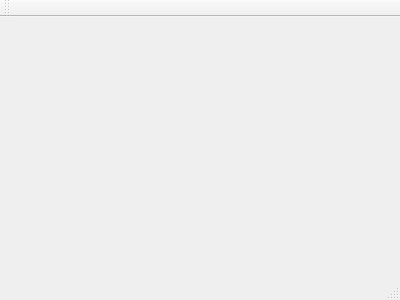
First picture: the form in mainwindow.ui, repository mariiasmir/testApp, before the edit.
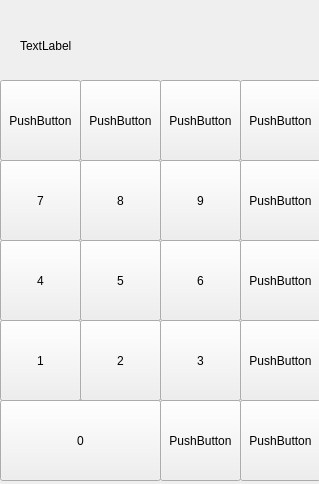
Second picture: the form after the edit.

Commit message: add function "digitsNumbers"

Diff of the .ui file:
```diff
--- a/mainwindow.ui
+++ b/mainwindow.ui
@@ -1,24 +1,281 @@
 <ui version="4.0">
  <class>MainWindow</class>
- <widget class="QMainWindow" name="MainWindow" >
-  <property name="geometry" >
+ <widget class="QMainWindow" name="MainWindow">
+  <property name="geometry">
    <rect>
     <x>0</x>
     <y>0</y>
-    <width>400</width>
-    <height>300</height>
+    <width>319</width>
+    <height>484</height>
    </rect>
   </property>
   <property name="windowTitle" >
    <string>MainWindow</string>
   </property>
-  <widget class="QMenuBar" name="menuBar" />
-  <widget class="QToolBar" name="mainToolBar" />
-  <widget class="QWidget" name="centralWidget" />
-  <widget class="QStatusBar" name="statusBar" />
+  <widget class="QWidget" name="centralWidget">
+   <widget class="QLabel" name="labelResult">
+    <property name="geometry">
+     <rect>
+      <x>20</x>
+      <y>20</y>
+      <width>291</width>
+      <height>51</height>
+     </rect>
+    </property>
+    <property name="text">
+     <string>TextLabel</string>
+    </property>
+   </widget>
+   <widget class="QPushButton" name="pushButton">
+    <property name="geometry">
+     <rect>
+      <x>0</x>
+      <y>80</y>
+      <width>81</width>
+      <height>81</height>
+     </rect>
+    </property>
+    <property name="text">
+     <string>PushButton</string>
+    </property>
+   </widget>
+   <widget class="QPushButton" name="pushButton_2">
+    <property name="geometry">
+     <rect>
+      <x>80</x>
+      <y>80</y>
+      <width>81</width>
+      <height>81</height>
+     </rect>
+    </property>
+    <property name="text">
+     <string>PushButton</string>
+    </property>
+   </widget>
+   <widget class="QPushButton" name="pushButton_3">
+    <property name="geometry">
+     <rect>
+      <x>160</x>
+      <y>80</y>
+      <width>81</width>
+      <height>81</height>
+     </rect>
+    </property>
+    <property name="text">
+     <string>PushButton</string>
+    </property>
+   </widget>
+   <widget class="QPushButton" name="pushButton_4">
+    <property name="geometry">
+     <rect>
+      <x>240</x>
+      <y>80</y>
+      <width>81</width>
+      <height>81</height>
+     </rect>
+    </property>
+    <property name="text">
+     <string>PushButton</string>
+    </property>
+   </widget>
+   <widget class="QPushButton" name="btn7">
+    <property name="geometry">
+     <rect>
+      <x>0</x>
+      <y>160</y>
+      <width>81</width>
+      <height>81</height>
+     </rect>
+    </property>
+    <property name="text">
+     <string>7</string>
+    </property>
+   </widget>
+   <widget class="QPushButton" name="btn8">
+    <property name="geometry">
+     <rect>
+      <x>80</x>
+      <y>160</y>
+      <width>81</width>
+      <height>81</height>
+     </rect>
+    </property>
+    <property name="text">
+     <string>8</string>
+    </property>
+   </widget>
+   <widget class="QPushButton" name="btn9">
+    <property name="geometry">
+     <rect>
+      <x>160</x>
+      <y>160</y>
+      <width>81</width>
+      <height>81</height>
+     </rect>
+    </property>
+    <property name="text">
+     <string>9</string>
+    </property>
+   </widget>
+   <widget class="QPushButton" name="pushButton_8">
+    <property name="geometry">
+     <rect>
+      <x>240</x>
+      <y>160</y>
+      <width>81</width>
+      <height>81</height>
+     </rect>
+    </property>
+    <property name="text">
+     <string>PushButton</string>
+    </property>
+   </widget>
+   <widget class="QPushButton" name="btn4">
+    <property name="geometry">
+     <rect>
+      <x>0</x>
+      <y>240</y>
+      <width>81</width>
+      <height>81</height>
+     </rect>
+    </property>
+    <property name="text">
+     <string>4</string>
+    </property>
+   </widget>
+   <widget class="QPushButton" name="btn5">
+    <property name="geometry">
+     <rect>
+      <x>80</x>
+      <y>240</y>
+      <width>81</width>
+      <height>81</height>
+     </rect>
+    </property>
+    <property name="text">
+     <string>5</string>
+    </property>
+   </widget>
+   <widget class="QPushButton" name="btn6">
+    <property name="geometry">
+     <rect>
+      <x>160</x>
+      <y>240</y>
+      <width>81</width>
+      <height>81</height>
+     </rect>
+    </property>
+    <property name="text">
+     <string>6</string>
+    </property>
+   </widget>
+   <widget class="QPushButton" name="pushButton_12">
+    <property name="geometry">
+     <rect>
+      <x>240</x>
+      <y>240</y>
+      <width>81</width>
+      <height>81</height>
+     </rect>
+    </property>
+    <property name="text">
+     <string>PushButton</string>
+    </property>
+   </widget>
+   <widget class="QPushButton" name="btn1">
+    <property name="geometry">
+     <rect>
+      <x>0</x>
+      <y>320</y>
+      <width>81</width>
+      <height>81</height>
+     </rect>
+    </property>
+    <property name="text">
+     <string>1</string>
+    </property>
+   </widget>
+   <widget class="QPushButton" name="btn2">
+    <property name="geometry">
+     <rect>
+      <x>80</x>
+      <y>320</y>
+      <width>81</width>
+      <height>81</height>
+     </rect>
+    </property>
+    <property name="text">
+     <string>2</string>
+    </property>
+   </widget>
+   <widget class="QPushButton" name="btn3">
+    <property name="geometry">
+     <rect>
+      <x>160</x>
+      <y>320</y>
+      <width>81</width>
+      <height>81</height>
+     </rect>
+    </property>
+    <property name="text">
+     <string>3</string>
+    </property>
+   </widget>
+   <widget class="QPushButton" name="pushButton_16">
+    <property name="geometry">
+     <rect>
+      <x>240</x>
+      <y>320</y>
+      <width>81</width>
+      <height>81</height>
+     </rect>
+    </property>
+    <property name="text">
+     <string>PushButton</string>
+    </property>
+   </widget>
+   <widget class="QPushButton" name="btn0">
+    <property name="geometry">
+     <rect>
+      <x>0</x>
+      <y>400</y>
+      <width>161</width>
+      <height>81</height>
+     </rect>
+    </property>
+    <property name="text">
+     <string>0</string>
+    </property>
+   </widget>
+   <widget class="QPushButton" name="pushButton_19">
+    <property name="geometry">
+     <rect>
+      <x>160</x>
+      <y>400</y>
+      <width>81</width>
+      <height>81</height>
+     </rect>
+    </property>
+    <property name="text">
+     <string>PushButton</string>
+    </property>
+   </widget>
+   <widget class="QPushButton" name="pushButton_20">
+    <property name="geometry">
+     <rect>
+      <x>240</x>
+      <y>400</y>
+      <width>81</width>
+      <height>81</height>
+     </rect>
+    </property>
+    <property name="text">
+     <string>PushButton</string>
+    </property>
+   </widget>
+  </widget>
  </widget>
- <layoutDefault spacing="6" margin="11" />
- <pixmapfunction></pixmapfunction>
+ <layoutdefault spacing="6" margin="11"/>
  <resources/>
  <connections/>
 </ui>
```
Left out of the diff: 3 changed lines with no effect on the pictures. The commit also changes 2 other files.
